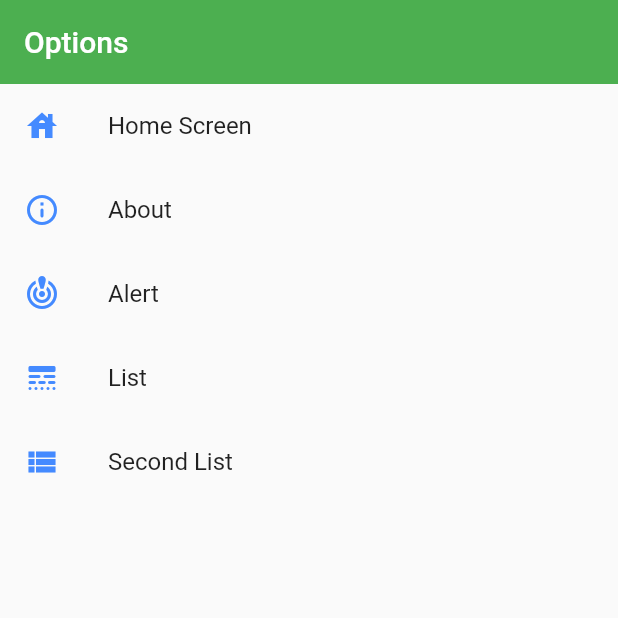
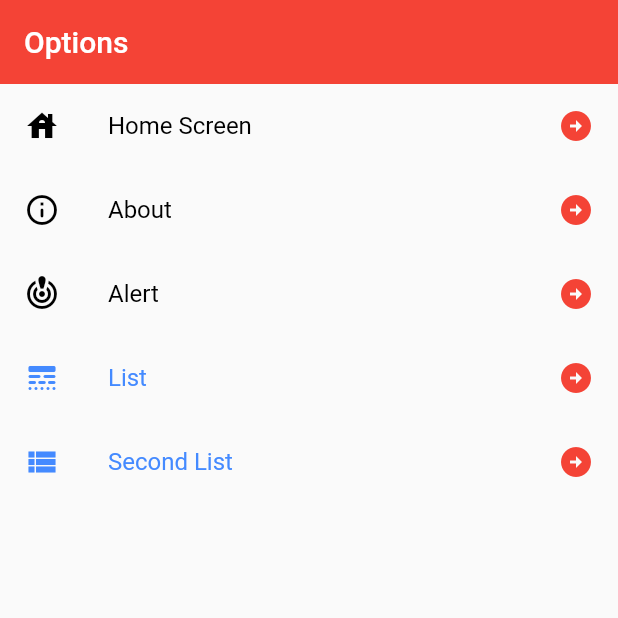
Before and after one commit to Yero-des/AppMultiplataforma, a Flutter app: the screen it shows after launch, on a phone screen of 412 x 824 dp, the top half of it. Run offline on Flutter 3.47's test engine with Material 2 defaults, Android fonts, the phone set to English and light mode, and no system bars.

Commit message:
Add my fist themes

```diff
--- a/lib/main.dart
+++ b/lib/main.dart
@@ -1,5 +1,6 @@
 import 'package:flutter/material.dart';
 import 'package:flutter_application_1/router/app_router.dart';
+import 'package:flutter_application_1/themes/theme.dart';
 
 void main() {
   runApp(const MyApp());
@@ -18,8 +19,8 @@ class MyApp extends StatelessWidget {
       debugShowCheckedModeBanner: false,
       initialRoute: AppRoutes.initialRoute,
       routes: AppRoutes.getAppRoutes(),
-      onGenerateRoute: AppRoutes.onGenerateRoute // Activa la ruta por defecto 404
-
+      onGenerateRoute: AppRoutes.onGenerateRoute, // Activa la ruta por defecto 404
+      theme: AppTheme.yerodevTheme, // ActualTheme
     );
 
   }
--- a/lib/router/app_router.dart
+++ b/lib/router/app_router.dart
@@ -7,11 +7,11 @@ class AppRoutes {
   static const initialRoute = 'home';
 
   static final menuOptions = <MenuOption>[
-    MenuOption(router: 'home', data: Icons.house_sharp, name: 'Home Screen', color: Colors.black, widget: const HomeScreen()),
-    MenuOption(router: 'about', data: Icons.info_outline_rounded, name: 'About', color: Colors.blueAccent, widget: const NosotrosScreen()),
-    MenuOption(router: 'alert', data: Icons.crisis_alert_outlined, name: 'Alert', color: Colors.blueAccent, widget: const AlertScreen()),
-    MenuOption(router: 'list', data: Icons.line_style_rounded, name: 'List', color: Colors.redAccent, widget: const ListViewExample()),
-    MenuOption(router: 'list2', data: Icons.view_list_sharp, name: 'Second List', color: Colors.redAccent, widget: const ListView2Screen()),
+    MenuOption(router: 'home', data: Icons.house_sharp, name: 'Home Screen', widget: const HomeScreen(), color: Colors.black),
+    MenuOption(router: 'about', data: Icons.info_outline_rounded, name: 'About', widget: const NosotrosScreen(), color: Colors.black),
+    MenuOption(router: 'alert', data: Icons.crisis_alert_outlined, name: 'Alert', widget: const AlertScreen(), color: Colors.black),
+    MenuOption(router: 'list', data: Icons.line_style_rounded, name: 'List', widget: const ListViewExample(), color: Colors.blueAccent),
+    MenuOption(router: 'list2', data: Icons.view_list_sharp, name: 'Second List', widget: const ListView2Screen(), color: Colors.blueAccent),
   ];
 
   static Map<String, Widget Function(BuildContext)> getAppRoutes(){
--- a/lib/screens/home_screen.dart
+++ b/lib/screens/home_screen.dart
@@ -1,5 +1,6 @@
 import 'package:flutter/material.dart';
 import 'package:flutter_application_1/router/app_router.dart';
+import 'package:flutter_application_1/themes/theme.dart';
 
 class HomeScreen extends StatelessWidget {
 
@@ -8,23 +9,34 @@ class HomeScreen extends StatelessWidget {
   @override
   Widget build(BuildContext context) {
     return Scaffold(
+
       appBar: AppBar(
-        title: const Text("Options"),
-        elevation: 0,
-        backgroundColor: Colors.green,
+        title: const Text("Options")
       ),
 
       body: ListView(
         children: [
           ... AppRoutes.menuOptions.map((value) => ListTile(
 
+            // Icon left
             leading: Icon(
               value.data, // Acceso a la propiedad 'data' de MenuOption
-              color: Colors.blueAccent, // Acceso a la propiedad 'color' de MenuOption
+              color: value.color, // Acceso a la propiedad 'color' de MenuOption
             ),
 
             // Texto content
-            title: Text(value.name),
+            title: Text(
+              value.name,
+              style: TextStyle(
+                color: value.color,
+              ),
+            ),
+
+            // Icon right
+            trailing: const Icon(
+              Icons.arrow_circle_right_sharp,
+              color: AppTheme.primary
+            ),
 
             onTap: () => {
               Navigator.pushNamed(context, value.router)
--- /dev/null
+++ b/lib/themes/theme.dart
@@ -0,0 +1 @@
+export 'package:flutter_application_1/themes/theme_data.dart';
--- /dev/null
+++ b/lib/themes/theme_data.dart
@@ -0,0 +1,21 @@
+import 'package:flutter/material.dart';
+
+class AppTheme {
+  static const Color primary = Colors.red;
+  static final ThemeData yerodevTheme = ThemeData(
+    primaryColor: primary,
+    appBarTheme: const AppBarTheme(
+      color: primary,
+      elevation: 0,
+    )
+  );
+
+  static final ThemeData yerodevDark = ThemeData.dark().copyWith(
+    scaffoldBackgroundColor: Colors.black,
+    appBarTheme: const AppBarTheme(
+      color: primary,
+      elevation: 0
+    ),
+    iconTheme: const IconThemeData(color: primary)
+  );
+}
```
Also changed, not shown: 1 other file.
